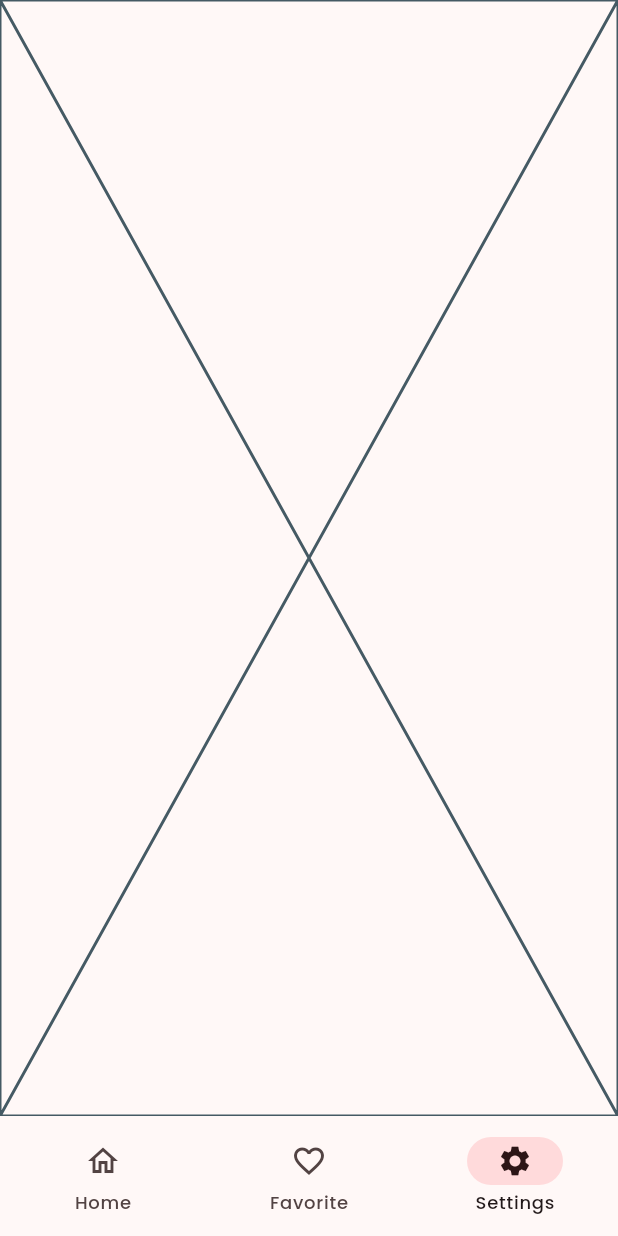
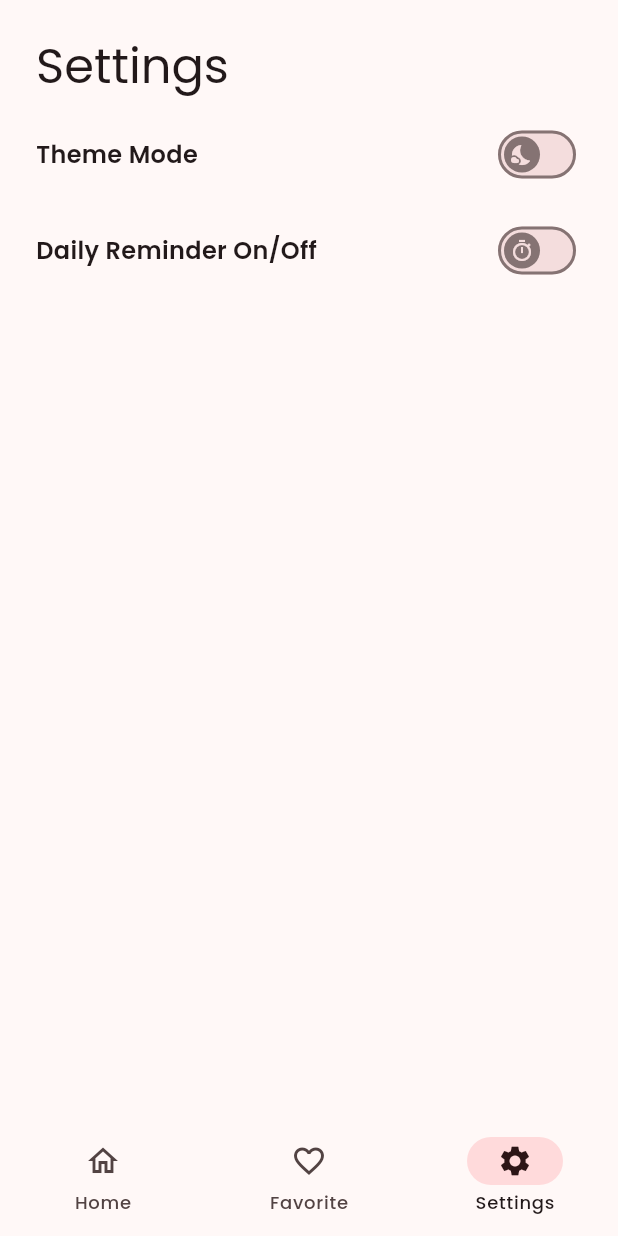
Before and after one commit to reihanbay/madang-app, a Flutter app: the screen it shows after launch, item 3 of the bottom bar chosen, on a phone screen of 412 x 824 dp. Run offline on Flutter 3.47's test engine with Material 3 defaults, Android fonts, the phone set to English and light mode, and no system bars; our stand-ins replace cached_network_image, flutter_svg, google_fonts, shared_preferences; statements that could not run were skipped.

Commit message:
feat : theme + provider

```diff
--- a/lib/main.dart
+++ b/lib/main.dart
@@ -3,37 +3,64 @@ import 'package:madang_app/data/api/api_services.dart';
 import 'package:madang_app/provider/bottom_nav_provider.dart';
 import 'package:madang_app/provider/detail/detail_restaurant_provider.dart';
 import 'package:madang_app/provider/home/list_restaurant_provider.dart';
+import 'package:madang_app/provider/shared_preferences_provider.dart';
 import 'package:madang_app/screen/detail/detail_restaurant_screen.dart';
 import 'package:madang_app/screen/favorite/favorite_screen.dart';
 import 'package:madang_app/screen/home/home_screen.dart';
 import 'package:madang_app/screen/main_screen.dart';
 import 'package:madang_app/screen/settings/settings_screen.dart';
+import 'package:madang_app/services/shared_preferences_services.dart';
 import 'package:madang_app/static/nav_route.dart';
 import 'package:madang_app/style/util.dart';
 import 'package:madang_app/style/theme/theme.dart';
 import 'package:provider/provider.dart';
+import 'package:shared_preferences/shared_preferences.dart';
 
-void main() {
+void main() async {
+  WidgetsFlutterBinding.ensureInitialized();
+  final prefs = await SharedPreferences.getInstance();
   runApp(MultiProvider(providers: [
+    Provider(create: (context) => SharedPreferencesServices(prefs)),
     Provider(create: (context) => ApiServices()),
+    ChangeNotifierProvider(
+        create: (context) => SharedPreferencesProvider(
+            context.read<SharedPreferencesServices>())),
     ChangeNotifierProvider(create: (context) => BottomNavProvider()),
-    ChangeNotifierProvider(create: (context) => ListRestaurantProvider(context.read<ApiServices>())),
-    ChangeNotifierProvider(create: (context) => DetailRestaurantProvider(context.read<ApiServices>()))
-  ],
-  child: const MyApp()));
+    ChangeNotifierProvider(
+        create: (context) =>
+            ListRestaurantProvider(context.read<ApiServices>())),
+    ChangeNotifierProvider(
+        create: (context) =>
+            DetailRestaurantProvider(context.read<ApiServices>()))
+  ], child: const MyApp()));
 }
 
-class MyApp extends StatelessWidget {
+class MyApp extends StatefulWidget {
   const MyApp({super.key});
+
+  @override
+  State<MyApp> createState() => _MyAppState();
+}
+
+class _MyAppState extends State<MyApp> {
+  @override
+  void initState() {
+    // TODO: implement initState
+    super.initState();
+      final sharedPrefProvider = context.read<SharedPreferencesProvider>();
+
+     Future.microtask(() async {
+      sharedPrefProvider.getTheme();
+    });
+  }
   @override
   Widget build(BuildContext context) {
     TextTheme textTheme = createTextTheme(context, "Poppins", "Poppins");
-
     MaterialTheme theme = MaterialTheme(textTheme);
     return MaterialApp(
       title: 'Madang App',
       darkTheme: theme.dark(),
-      themeMode: ThemeMode.system,
+      themeMode: context.watch<SharedPreferencesProvider>().theme ? ThemeMode.dark : ThemeMode.light,
       theme: theme.light(),
       initialRoute: NavRoute.main.route,
       routes: {
@@ -41,8 +68,8 @@ class MyApp extends StatelessWidget {
         NavRoute.home.route: (context) => const HomeScreen(),
         NavRoute.favorite.route: (context) => const FavoriteScreen(),
         NavRoute.setting.route: (context) => const SettingScreen(),
-        NavRoute.detailRestaurant.route: (context) =>
-        DetailRestaurantScreen(id: ModalRoute.of(context)?.settings.arguments as String)
+        NavRoute.detailRestaurant.route: (context) => DetailRestaurantScreen(
+            id: ModalRoute.of(context)?.settings.arguments as String)
       },
     );
   }
--- /dev/null
+++ b/lib/provider/shared_preferences_provider.dart
@@ -0,0 +1,61 @@
+import 'package:flutter/foundation.dart';
+import 'package:madang_app/services/shared_preferences_services.dart';
+
+class SharedPreferencesProvider extends ChangeNotifier{
+  final SharedPreferencesServices _services;
+
+  SharedPreferencesProvider(this._services);
+
+  String _message = "";
+  String get message => _message;
+
+  bool _theme = false ;
+  bool get theme => _theme;
+  bool _reminder = false;
+  bool get reminder => _reminder;
+
+  Future<void> setTheme(bool value) async {
+    try {
+      await _services.setTheme(value);
+      _message = "Success saved!";
+    } catch (e) {
+      _message = "${e.toString()}!";
+      throw Exception(e.toString());
+    }
+    notifyListeners();
+  }
+
+  void getTheme() async {
+    try {
+      _theme = _services.getThemeSetting();
+      _message = "Data Success retrieved";
+    } catch (e) {
+      _message = "Failed get data";
+    }
+    notifyListeners();
+  }
+
+  void getDRemind() async {
+    try {
+       _reminder = _services.getDRemindSetting();
+      _message = "Data Success retrieved";
+    } catch (e) {
+      _message = "Failed get data";
+    }
+    notifyListeners();
+  }
+
+
+  Future<void> setDReminder(bool value) async {
+    try {
+      await _services.setTheme(value);
+      _message = "Success set reminder at 11:00 AM";
+    } catch (e) {
+      _message = "${e.toString()}!";
+      throw Exception(e.toString());
+    }
+    notifyListeners();
+  }
+
+
+}
--- a/lib/screen/settings/settings_screen.dart
+++ b/lib/screen/settings/settings_screen.dart
@@ -1,4 +1,6 @@
 import 'package:flutter/material.dart';
+import 'package:madang_app/provider/shared_preferences_provider.dart';
+import 'package:provider/provider.dart';
 
 class SettingScreen extends StatefulWidget {
   const SettingScreen({super.key});
@@ -8,8 +10,70 @@ class SettingScreen extends StatefulWidget {
 }
 
 class _SettingScreenState extends State<SettingScreen> {
+  void changeTheme(bool value) async {
+    final sharedPrefProvider = context.read<SharedPreferencesProvider>();
+    await sharedPrefProvider.setTheme(value);
+    sharedPrefProvider.getTheme();
+    debugPrint(sharedPrefProvider.theme.toString());
+  }
+
   @override
   Widget build(BuildContext context) {
-    return const Placeholder();
+    return SafeArea(
+      child: Scaffold(
+        body: Padding(
+          padding: const EdgeInsets.all(24.0),
+          child: Column(
+            children: [
+              Container(
+                margin: const EdgeInsets.only(bottom: 8),
+                alignment: Alignment.topLeft,
+                child: Text("Settings",
+                    style: Theme.of(context)
+                        .textTheme
+                        .displaySmall
+                        ?.copyWith(fontSize: 32)),
+              ),
+              Container(
+                margin: const EdgeInsets.symmetric(vertical: 8),
+                child: Row(
+                  mainAxisAlignment: MainAxisAlignment.spaceBetween,
+                  children: [
+                    const Text("Theme Mode",
+                        style: TextStyle(
+                            fontSize: 16, fontWeight: FontWeight.w600)),
+                    Consumer<SharedPreferencesProvider>(
+                        builder: (context, value, child) {
+                      return Switch(
+                          thumbIcon: WidgetStatePropertyAll(Icon(value.theme
+                              ? Icons.light_mode
+                              : Icons.nights_stay_rounded)),
+                          value: value.theme,
+                          onChanged: (bool value) => changeTheme(value));
+                    })
+                  ],
+                ),
+              ),
+              Container(
+                margin: const EdgeInsets.symmetric(vertical: 8),
+                child: Row(
+                  mainAxisAlignment: MainAxisAlignment.spaceBetween,
+                  children: [
+                    const Text("Daily Reminder On/Off",
+                        style: TextStyle(
+                            fontSize: 16, fontWeight: FontWeight.w600)),
+                    Switch(
+                        thumbIcon: const WidgetStatePropertyAll(
+                            Icon(Icons.timer_sharp)),
+                        value: false,
+                        onChanged: (bool value) {})
+                  ],
+                ),
+              )
+            ],
+          ),
+        ),
+      ),
+    );
   }
 }
--- /dev/null
+++ b/lib/services/shared_preferences_services.dart
@@ -0,0 +1,37 @@
+import 'package:shared_preferences/shared_preferences.dart';
+
+class SharedPreferencesServices {
+  final SharedPreferences pref;
+
+  SharedPreferencesServices(this.pref);
+
+  static const String keyTheme = "SET_THEME";
+  static const String keyDRemind = "SET_DAILY_REMIND";
+
+  Future<void> setTheme(bool state) async {
+    try {
+      await pref.setBool(keyTheme, state);
+    } catch (e) {
+      throw Exception("Cannot Set Theme");
+    }
+  }
+
+  bool getThemeSetting() {
+    return pref.getBool(keyTheme) ?? false;
+  }
+
+  Future<void> setDReminder(bool state) async {
+    try {
+      await pref.setBool(keyDRemind, state);
+    } catch (e) {
+      throw Exception("Cannot set daily reminder");
+    }
+  }
+
+  bool getDRemindSetting() {
+    return pref.getBool(keyDRemind) ?? false;
+  }
+
+
+
+}
--- a/pubspec.yaml
+++ b/pubspec.yaml
@@ -40,6 +40,8 @@ dependencies:
   http: ^1.2.2
   provider: ^6.1.2
   cached_network_image: ^3.4.1
+  sqflite: ^2.4.1
+  shared_preferences: ^2.3.3
 
 dev_dependencies:
   flutter_test:
```
Also changed, not shown: lib/screen/home/card_view_widget.dart (+7 -0 lines), lib/screen/home/card_viewgrid_widget.dart (+7 -14 lines), pubspec.lock, 1 other file.
